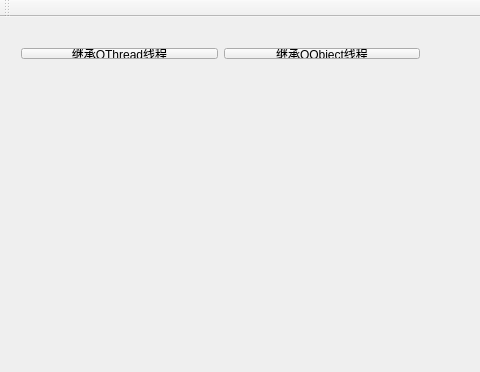
This is mainwindow.ui in hplllrhp/MultThread as Qt 5 draws it before an edit; both pictures show x 0 to 480 and y 0 to 372 of the 1410 by 727 pixel window. The edited form follows.
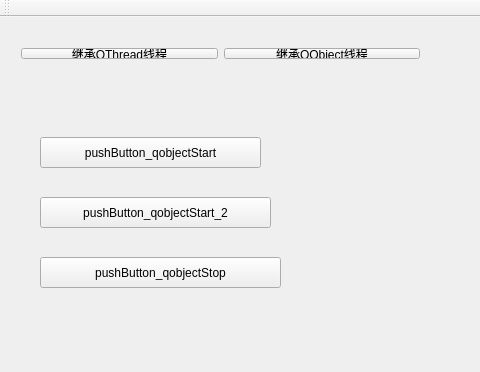
This is the edited form. The open tabs and pages were chosen to show the change.

Commit message: 完成了两种方式的qt多线程，并且对加锁，线程的开始，中断，结束等有了理解

The edit to the form file:
```diff
--- a/mainwindow.ui
+++ b/mainwindow.ui
@@ -101,7 +101,47 @@
       </layout>
      </widget>
     </widget>
-    <widget class="QWidget" name="page_2"/>
+    <widget class="QWidget" name="page_2">
+     <widget class="QPushButton" name="pushButton_qobjectStart">
+      <property name="geometry">
+       <rect>
+        <x>30</x>
+        <y>30</y>
+        <width>221</width>
+        <height>31</height>
+       </rect>
+      </property>
+      <property name="text">
+       <string>pushButton_qobjectStart</string>
+      </property>
+     </widget>
+     <widget class="QPushButton" name="pushButton_qobjectStart_2">
+      <property name="geometry">
+       <rect>
+        <x>30</x>
+        <y>90</y>
+        <width>231</width>
+        <height>31</height>
+       </rect>
+      </property>
+      <property name="text">
+       <string>pushButton_qobjectStart_2</string>
+      </property>
+     </widget>
+     <widget class="QPushButton" name="pushButton_qobjectStop">
+      <property name="geometry">
+       <rect>
+        <x>30</x>
+        <y>150</y>
+        <width>241</width>
+        <height>31</height>
+       </rect>
+      </property>
+      <property name="text">
+       <string>pushButton_qobjectStop</string>
+      </property>
+     </widget>
+    </widget>
    </widget>
    <widget class="QWidget" name="layoutWidget">
     <property name="geometry">
@@ -139,7 +179,7 @@
      </rect>
     </property>
    </widget>
-   <widget class="QWidget" name="">
+   <widget class="QWidget" name="layoutWidget">
     <property name="geometry">
      <rect>
       <x>50</x>
```
Left out of the diff: 4 changed lines with no effect on the pictures. The commit also changes 2 other files.
